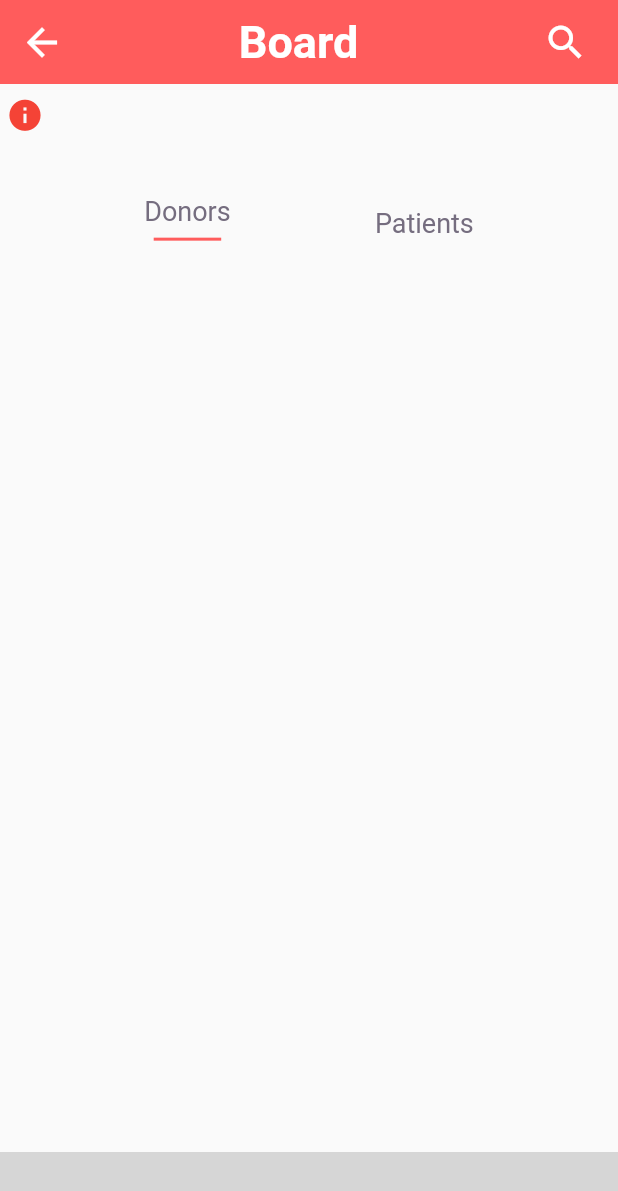
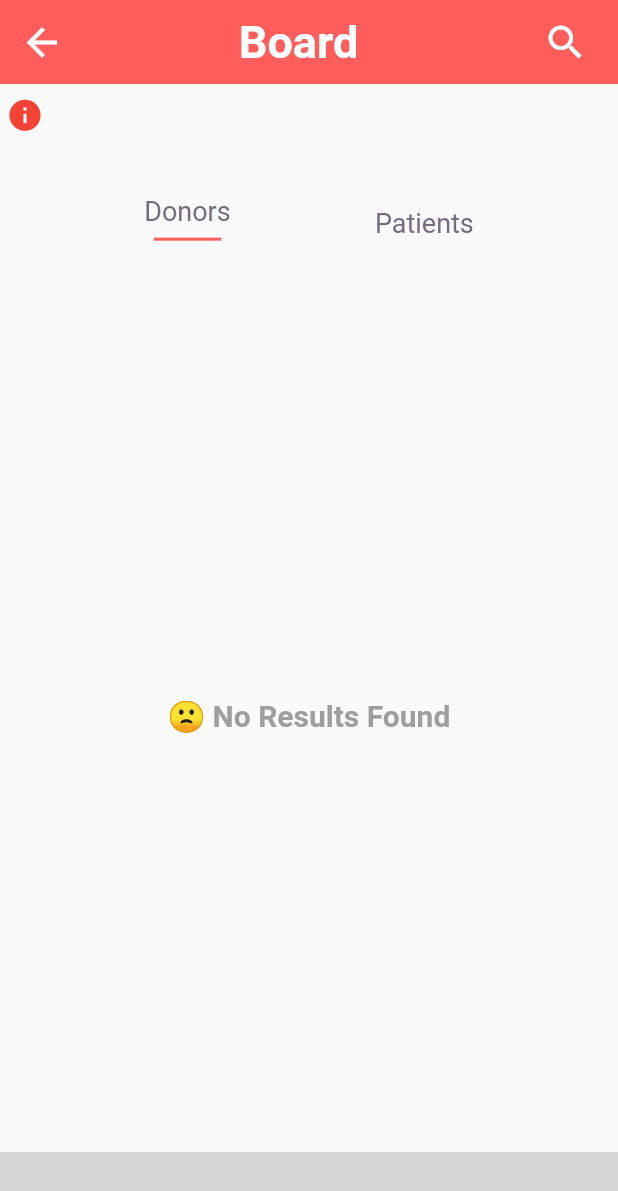
Before and after one commit to keiraa/donatePlasma, a Flutter app: the screen it shows after launch, on a phone screen of 412 x 824 dp. Shown: the top 1191 px of the screen. Run offline on Flutter 3.47's test engine with Material 2 defaults, Android fonts, the phone set to English and light mode, and no system bars; our stand-ins replace cloud_firestore, firebase_auth, flutter_spinkit, flutter_svg, font_awesome_flutter, pin_code_fields; missing offline and left inert: ff_navigation_bar; accounts and stored records are empty; grey boxes are pictures that could not be loaded.

```diff
--- a/lib/pages/Board.dart
+++ b/lib/pages/Board.dart
@@ -8,6 +8,8 @@ import 'package:plasmabank/requisities/PatientView.dart';
 
 
 class BoardPage extends StatefulWidget {
+  BoardPage({this.searchedQuery,this.gender,this.bloodGroup});
+  final String searchedQuery,bloodGroup,gender;
   @override
   _BoardPageState createState() => _BoardPageState();
 }
@@ -18,6 +20,7 @@ class _BoardPageState extends State<BoardPage> {
   FirebaseAuth _auth = FirebaseAuth.instance;
   FirebaseUser _user;
   List<bool> isSelected = [true,false];
+  int gender;
 
   void toggleMenu(int ind){
     setState(() {
@@ -42,8 +45,11 @@ class _BoardPageState extends State<BoardPage> {
     getUser();
   }
 
+
+
   @override
   Widget build(BuildContext context) {
+    gender = widget.gender=='M'?0:widget.gender=='F'?1:2;
     return Container(
         child: Column(
           children: <Widget>[
@@ -68,7 +74,11 @@ class _BoardPageState extends State<BoardPage> {
             SizedBox(height: 20,),
               Flexible(
                   child: StreamBuilder<QuerySnapshot>(
-                      stream: isSelected[0]?firestore.collection('donor').snapshots():firestore.collection('patient').snapshots(),
+                      stream: isSelected[0]?(widget.searchedQuery.isEmpty?firestore.collection('donor').snapshots(): firestore.collection('donor').where("city",isEqualTo: widget.searchedQuery).where('bloodgroup',isEqualTo: widget.bloodGroup).where('gender',isEqualTo: gender).snapshots())
+                          :
+                      (widget.searchedQuery.isEmpty?firestore.collection('patient').snapshots(): firestore.collection('patient').where("city",isEqualTo: widget.searchedQuery).where('bloodgroup',isEqualTo: widget.bloodGroup).where('gender',isEqualTo: gender).snapshots()),
+
+
                       builder: (context,snapshot){
                         if(snapshot.connectionState == ConnectionState.waiting){
                           return Center(child: CircularProgressIndicator());
@@ -118,6 +128,21 @@ class _BoardPageState extends State<BoardPage> {
                                 );
                               }
                           }
+                          if(usersList.isEmpty)
+                            {
+                              return Container(
+                                child: Center(
+                                  child: Text(
+                                    '🙁 No Results Found',
+                                    style: TextStyle(
+                                      fontWeight: FontWeight.bold,
+                                      fontSize: 20,
+                                      color: Colors.grey
+                                    ),
+                                  ),
+                                ),
+                              );
+                            }
                           return ListView(
                             children: usersList,
                           );
--- a/lib/pages/Inteface.dart
+++ b/lib/pages/Inteface.dart
@@ -22,12 +22,13 @@ class _UsersDisplayState extends State<UsersDisplay> {
   int selectedIndex=1;
   bool searchBar = false;
 
-  List<Widget> screens = [RegisterPage(),BoardPage(),ProfilePage()];
+  List<Widget> screens = [RegisterPage(),BoardPage(searchedQuery: DataSearch.finalValue,),ProfilePage()];
   List<String> headings = ['Forms','Board','Profile'];
   List<String> bloodGroups = ['A+','B+','AB+','O+','A-','B-','AB-','O-'];
   String selectedBloodGroup = 'A+';
   String selectedGender = 'M';
   List<String> gender = ['M','F','O'];
+  bool isSearched = false;
 
   Future<bool> onWillPop(){
     if(searchBar)
@@ -75,10 +76,27 @@ class _UsersDisplayState extends State<UsersDisplay> {
             style: kInfoText.copyWith(color: Colors.white),
             cursorColor: Colors.white,
           ):Center(child: Text(headings[selectedIndex],style: kGenderSelected,),),
-          leading: Icon(
+          leading: GestureDetector(
+            onTap: (){
+              //TODO: Back Functionality
+              if(isSearched)
+                {
+                  setState(() {
+                    screens[1] = BoardPage(searchedQuery: '',);
+                  });
+                }
+              else
+                {
+                  setState(() {
+                    selectedIndex = 0;
+                  });
+                }
+            },
+            child: Icon(
               Icons.arrow_back,
               size: 30,
               color: Colors.white,
+            ),
           ),
           actions: <Widget>[
             Padding(
@@ -144,8 +162,8 @@ class _UsersDisplayState extends State<UsersDisplay> {
                               SizedBox(width: MediaQuery.of(context).size.width*0.01,),
                               Container(
                                 height: MediaQuery.of(context).size.height*0.05,
-                                padding: EdgeInsets.symmetric(horizontal: 8,vertical: 5),
-                                width: MediaQuery.of(context).size.width*0.16,
+                                padding: EdgeInsets.only(top: 5,bottom: 5,left: 8,right: 2),
+                                width: MediaQuery.of(context).size.width*0.17,
                                 decoration: BoxDecoration(
                                   color: Colors.white,
                                 ),
@@ -192,6 +210,7 @@ class _UsersDisplayState extends State<UsersDisplay> {
                                   color: Colors.white,
                                 ),
                                 child: DropdownButton(
+                                  isExpanded: true,
                                   style: TextStyle(
                                     color: Color(0xf0ff1744),
                                     fontSize: 18,
@@ -223,6 +242,15 @@ class _UsersDisplayState extends State<UsersDisplay> {
                       ),
                     ),
                     Center(
+                      child: GestureDetector(
+                        onTap: (){
+                          //TODO: Search Functionality
+                          setState(() {
+                            searchBar = false;
+                            isSearched = true;
+                            screens[1] = BoardPage(searchedQuery: DataSearch.finalValue,bloodGroup: selectedBloodGroup,gender: selectedGender,);
+                          });
+                        },
                         child: Container(
                           margin: EdgeInsets.symmetric(vertical: 15),
                           width: 100,
@@ -240,6 +268,7 @@ class _UsersDisplayState extends State<UsersDisplay> {
                                   color: Color(0xffd50000),
                                   fontSize: 21,
                                   fontWeight: FontWeight.bold,
+                                ),
                               ),
                             ),
                           ),
@@ -345,7 +374,7 @@ class DataSearch extends SearchDelegate<String>{
   @override
   Widget buildSuggestions(BuildContext context) {
     // TODO: implement buildSuggestions
-    final suggestionlist= cities.where((p)=> p.toString().toLowerCase().startsWith(query)).toList();
+    final suggestionlist= cities.where((p)=> p.toString().startsWith(query)).toList();
     return ListView.builder(itemBuilder: (context,index)=> ListTile(
       onTap: (){
         query = suggestionlist[index];
--- a/lib/pages/donorRegister.dart
+++ b/lib/pages/donorRegister.dart
@@ -748,8 +748,8 @@ class _DonorRegisterState extends State<DonorRegister> {
                       'age': age,
                       'bloodgroup':selectedBloodGroup,
                       'gender': selectedGender,
-                      'city': city,
-                      'state': state,
+                      'city': myJson.getDivision(),
+                      'state': myJson.getState(),
                       'pincode': pincode,
                       'bp':isBP,
                       'diabetes':isDiabetic,
--- a/lib/pages/patientRegister.dart
+++ b/lib/pages/patientRegister.dart
@@ -717,8 +717,8 @@ class _PatientRegisterState extends State<PatientRegister> {
                     'relation': selectedRelation,
                     'hospital': hospital,
                     'contact':contact,
-                    'city': city,
-                    'state': state,
+                    'city': myJson.getCity(),
+                    'state': myJson.getState(),
                     'pincode': pinCode,
                     'bp':isBP,
                     'diabetes':isDiabetic,
```
Lines whose indentation alone changed are shown as unchanged.
